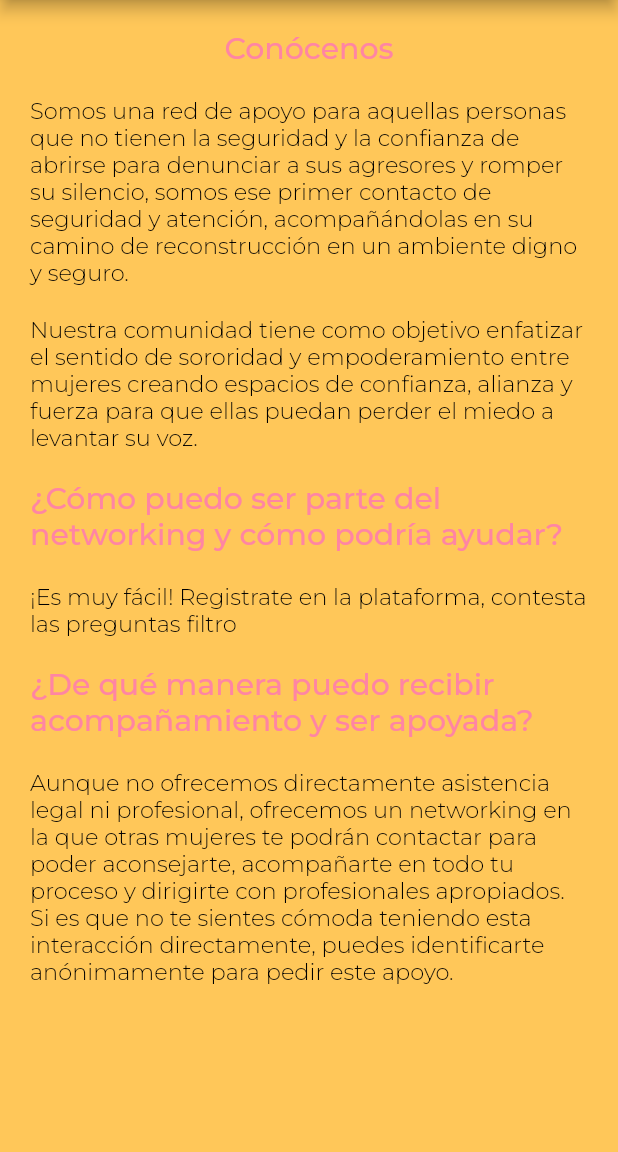
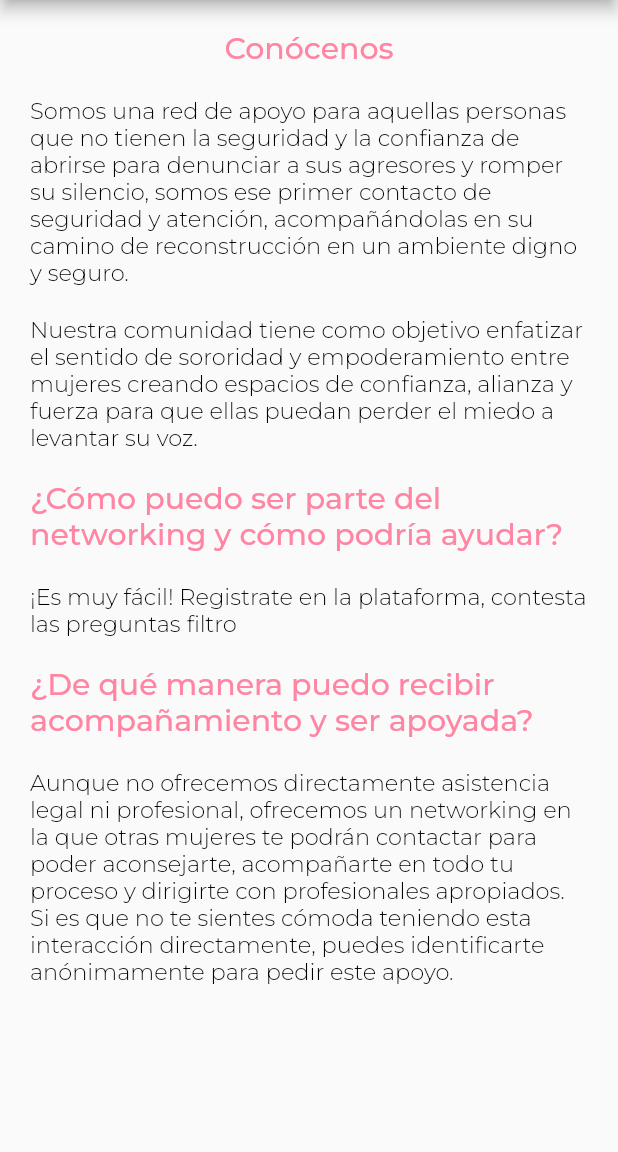
Before and after one commit to sanchezpili6/SafeCampus, a Flutter app: the ProvideHelp screen opened directly, in the side drawer, after a tap on "Sobre nosotros", on a phone screen of 412 x 824 dp, the part 84-1236 px from its top. Run offline on Flutter 3.47's test engine with Material 2 defaults, Android fonts, the phone set to English and light mode, and no system bars; our stand-ins replace google_fonts.

Commit message:
se cancela lo amarillo

```diff
--- a/lib/hamburguesita.dart
+++ b/lib/hamburguesita.dart
@@ -34,7 +34,7 @@ class Hamburguesita extends StatelessWidget {
     );
     return Theme(
       data: Theme.of(context).copyWith(
-        canvasColor: kContraste1
+
       ),
       child: Drawer(
           child: ListView(
--- a/lib/screens/aboutUs.dart
+++ b/lib/screens/aboutUs.dart
@@ -8,7 +8,6 @@ class aboutUs extends StatelessWidget{
   @override
   Widget build(BuildContext context){
     return Scaffold(
-      backgroundColor: kContraste1,
       drawer: Hamburguesita(),
       appBar: AppBar(
           backgroundColor: kPrimaryColor,
--- a/lib/screens/pedirAyuda.dart
+++ b/lib/screens/pedirAyuda.dart
@@ -15,7 +15,6 @@ class _pedirAyudaState extends State<pedirAyuda>{
   @override
   Widget build(BuildContext context) {
       return Scaffold(
-        backgroundColor: kContraste1,
         drawer: Hamburguesita(),
         appBar: AppBar(
             backgroundColor: kPrimaryColor,
--- a/lib/screens/provideHelp.dart
+++ b/lib/screens/provideHelp.dart
@@ -8,7 +8,6 @@ class ProvideHelp extends StatelessWidget {
   @override
   Widget build(BuildContext context) {
     return Scaffold(
-      backgroundColor: kContraste1,
         drawer: Hamburguesita(),
         appBar: AppBar(
             backgroundColor: kPrimaryColor,
```
